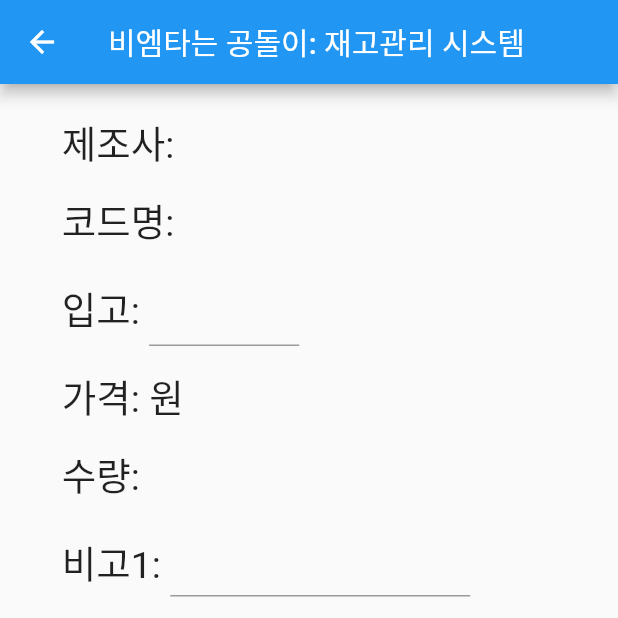
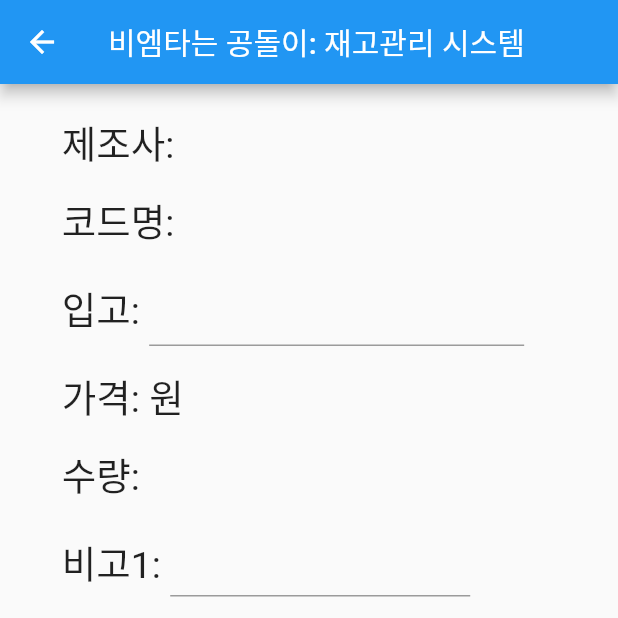
Before and after one commit to doksuri761/lcqm, a Flutter app: the InfoScreen screen opened directly, on a phone screen of 412 x 824 dp, the top half of it. Run offline on Flutter 3.47's test engine with Material 2 defaults, Android fonts, the phone set to English and light mode, and no system bars; our stand-ins replace camera, device_info, dio, file_picker, firebase_core, firebase_storage and 4 more; missing offline and left inert: qrscan; accounts and stored records are empty; network calls fail; Roboto replaces fonts that are missing (gamjaflower).

Commit message:
edit: width of textedit, lower font size

```diff
--- a/lib/info_screen.dart
+++ b/lib/info_screen.dart
@@ -75,7 +75,7 @@ class _InfoScreenState extends State<InfoScreen> {
                         ),
                         Text(
                           codename.toString(),
-                          style: const TextStyle(fontSize: 20),
+                          style: const TextStyle(fontSize: 17),
                         )
                       ],
                     ),
@@ -90,7 +90,7 @@ class _InfoScreenState extends State<InfoScreen> {
                           style: TextStyle(fontSize: 25),
                         ),
                         SizedBox(
-                          width: 100,
+                          width: 250,
                           height: 50,
                           child: TextFormField(
                             controller: pricec,
```
